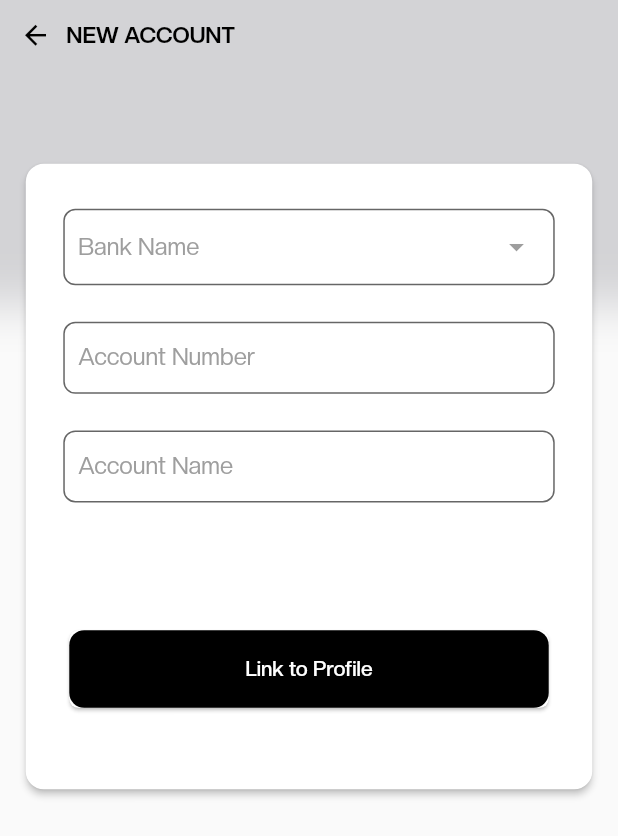
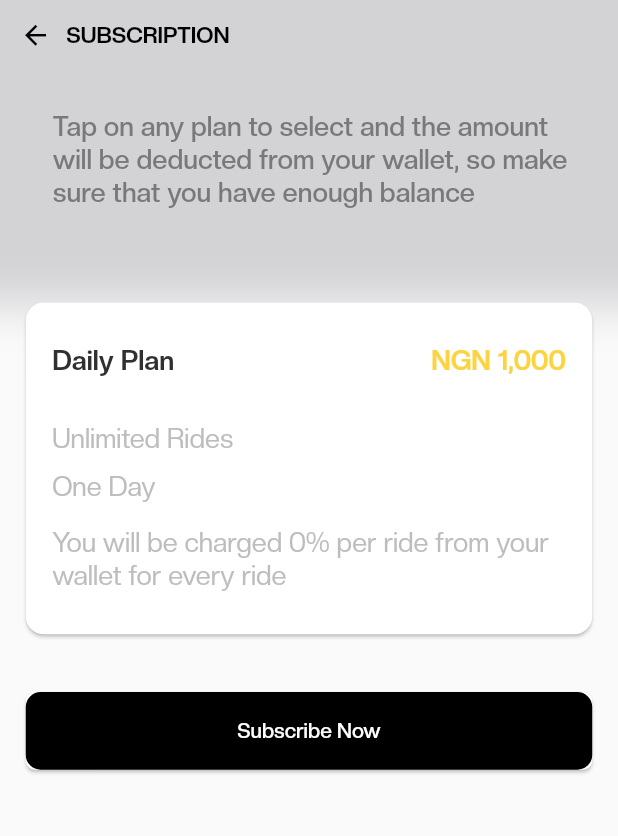
Before and after one commit to mopilo/treepizy_driver, a Flutter app: the NewAccountScreen screen opened directly, after a tap on "Link to Profile", on a phone screen of 412 x 824 dp. Shown: the top 836 px of the screen. Run offline on Flutter 3.47's test engine with Material 2 defaults, Android fonts, the phone set to English and light mode, and no system bars; our stand-ins replace dartz, dio, equatable, flutter_bloc, flutter_image_compress, flutter_screenutil and 11 more; accounts and stored records are empty.

Commit message:
recent changes on tuesday 20th sept

```diff
--- /dev/null
+++ b/lib/features/subscription/subscription_screen.dart
@@ -0,0 +1,171 @@
+import 'dart:ui';
+
+import 'package:flutter/material.dart';
+import 'package:flutter_screenutil/flutter_screenutil.dart';
+import 'package:treepizy_driver/features/utils/color.dart';
+
+import '../../core/widgets/button_widget.dart';
+
+class SubcriptionScreen extends StatefulWidget {
+  const SubcriptionScreen({super.key});
+
+  @override
+  State<SubcriptionScreen> createState() => _SubcriptionScreenState();
+}
+
+class _SubcriptionScreenState extends State<SubcriptionScreen> {
+  @override
+  Widget build(BuildContext context) {
+    return Scaffold(
+      body: SafeArea(
+          child: SingleChildScrollView(
+        padding: EdgeInsets.symmetric(horizontal: 12.w, vertical: 12.w),
+        child: Column(
+          children: [
+            Container(
+              decoration: const BoxDecoration(
+                boxShadow: [
+                  BoxShadow(
+                    color: Color.fromARGB(40, 1, 1, 18),
+                    blurRadius: 25.0,
+                    spreadRadius: 170,
+                  ),
+                ],
+              ),
+              child: GestureDetector(
+                behavior: HitTestBehavior.opaque,
+                onTap: () {
+                  Navigator.pop(context);
+                },
+                child: Row(
+                  children: const [
+                    Icon(
+                      Icons.arrow_back,
+                      color: Colors.black,
+                      size: 21,
+                    ),
+                    SizedBox(
+                      width: 10,
+                    ),
+                    Expanded(
+                      child: Text(
+                        "SUBSCRIPTION",
+                        style: TextStyle(
+                            color: Colors.black,
+                            fontSize: 15,
+                            fontWeight: FontWeight.w600),
+                      ),
+                    ),
+                  ],
+                ),
+              ),
+            ),
+            SizedBox(
+              height: 30.h,
+            ),
+            Padding(
+              padding: EdgeInsets.fromLTRB(20.w, 8.w, 16.w, 8.w),
+              child: Text(
+                'Tap on any plan to select and the amount will be deducted from your wallet, so make sure that you have enough balance',
+                textAlign: TextAlign.start,
+                style: TextStyle(
+                    color: AppColors.grey,
+                    fontSize: 16.5.sp,
+                    fontWeight: FontWeight.w500),
+              ),
+            ),
+            SizedBox(
+              height: 45.sp,
+            ),
+            Card(
+              shape: RoundedRectangleBorder(
+                borderRadius: BorderRadius.circular(12.0),
+              ),
+              child: Container(
+                padding: EdgeInsets.symmetric(horizontal: 16.w, vertical: 16.w),
+                decoration: const BoxDecoration(
+                    borderRadius: BorderRadius.all(Radius.circular(50))),
+                child: Column(
+                  crossAxisAlignment: CrossAxisAlignment.start,
+                  children: [
+                    SizedBox(
+                      height: 10.h,
+                    ),
+                    Row(
+                      mainAxisAlignment: MainAxisAlignment.spaceBetween,
+                      children: [
+                        Text(
+                          'Daily Plan',
+                          style: TextStyle(
+                              color: AppColors.black,
+                              fontSize: 16.5.sp,
+                              fontWeight: FontWeight.w700),
+                        ),
+                        Text(
+                          'NGN 1,000',
+                          style: TextStyle(
+                              color: AppColors.yellowThick,
+                              fontSize: 16.5.sp,
+                              fontWeight: FontWeight.w700),
+                        ),
+                      ],
+                    ),
+                    SizedBox(
+                      height: 30.h,
+                    ),
+                    Text(
+                      'Unlimited Rides',
+                      textAlign: TextAlign.start,
+                      style: TextStyle(
+                          color: AppColors.grey1,
+                          fontSize: 16.5.sp,
+                          fontWeight: FontWeight.w400),
+                    ),
+                    SizedBox(
+                      height: 10.h,
+                    ),
+                    Text(
+                      'One Day',
+                      textAlign: TextAlign.start,
+                      style: TextStyle(
+                          color: AppColors.grey1,
+                          fontSize: 16.5.sp,
+                          fontWeight: FontWeight.w400),
+                    ),
+                    SizedBox(
+                      height: 15.h,
+                    ),
+                    Text(
+                      'You will be charged 0% per ride from your wallet for every ride',
+                      textAlign: TextAlign.start,
+                      style: TextStyle(
+                          color: AppColors.grey1,
+                          fontSize: 16.5.sp,
+                          fontWeight: FontWeight.w400),
+                    ),
+                    SizedBox(
+                      height: 10.h,
+                    ),
+                  ],
+                ),
+              ),
+            ),
+            SizedBox(
+              height: 30.h,
+            ),
+            ButtonWidget(
+              onTap: () {},
+              // onTap: () => Navigator.of(context).push(MaterialPageRoute(
+              //     builder: (context) => const SubcriptionScreen())),
+              isIcon: false,
+              isJustText: true,
+              color: Colors.black,
+              colorText: Colors.white,
+              buttonText: 'Subscribe Now',
+            ),
+          ],
+        ),
+      )),
+    );
+  }
+}
--- a/lib/features/wallet/new_account.dart
+++ b/lib/features/wallet/new_account.dart
@@ -3,6 +3,7 @@ import 'package:flutter_screenutil/flutter_screenutil.dart';
 
 import '../../core/widgets/button_widget.dart';
 import '../../core/widgets/text_form_field.dart';
+import '../subscription/subscription_screen.dart';
 
 class NewAccountScreen extends StatelessWidget {
   NewAccountScreen({super.key});
@@ -102,7 +103,7 @@ class NewAccountScreen extends StatelessWidget {
                   ),
                   ButtonWidget(
                     onTap: () => Navigator.of(context).push(MaterialPageRoute(
-                        builder: (context) => NewAccountScreen())),
+                        builder: (context) => const SubcriptionScreen())),
                     isIcon: false,
                     isJustText: true,
                     color: Colors.black,
```
